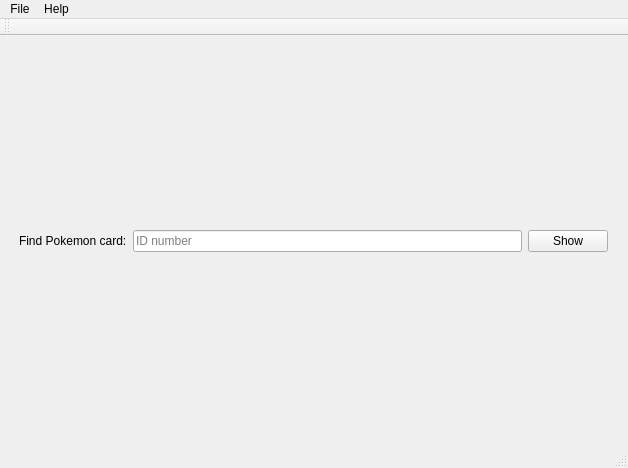
Above: PokemonTCG/mainwindow.ui from nizos/PokemonTCG before the change. Below: the same form after it.
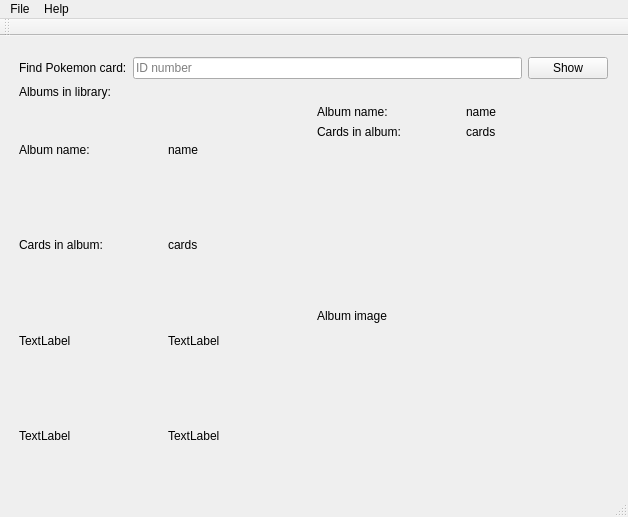
That is the form after the change.

Patch:
```diff
--- a/PokemonTCG/mainwindow.ui
+++ b/PokemonTCG/mainwindow.ui
@@ -7,20 +7,20 @@
     <x>0</x>
     <y>0</y>
     <width>628</width>
-    <height>468</height>
+    <height>517</height>
    </rect>
   </property>
   <property name="windowTitle">
    <string>Pokemon library</string>
   </property>
   <widget class="QWidget" name="centralWidget">
-   <widget class="QWidget" name="">
+   <widget class="QWidget" name="layoutWidget">
     <property name="geometry">
      <rect>
       <x>8</x>
       <y>10</y>
       <width>611</width>
-      <height>391</height>
+      <height>445</height>
      </rect>
     </property>
     <layout class="QVBoxLayout" name="verticalLayoutMain">
@@ -49,6 +49,165 @@
        </item>
       </layout>
      </item>
+     <item>
+      <layout class="QVBoxLayout" name="verticalLayout">
+       <item>
+        <layout class="QHBoxLayout" name="horizontalLayout">
+         <item>
+          <widget class="QLabel" name="label_2">
+           <property name="text">
+            <string>Albums in library: </string>
+           </property>
+          </widget>
+         </item>
+         <item>
+          <widget class="QLabel" name="labelNrOfAlbums">
+           <property name="text">
+            <string/>
+           </property>
+          </widget>
+         </item>
+        </layout>
+       </item>
+      </layout>
+     </item>
+     <item>
+      <layout class="QGridLayout" name="gridLayout">
+       <item row="0" column="0">
+        <layout class="QHBoxLayout" name="horizontalLayout_2">
+         <item>
+          <layout class="QVBoxLayout" name="verticalLayout_3">
+           <item>
+            <layout class="QHBoxLayout" name="horizontalLayout_4">
+             <item>
+              <widget class="QLabel" name="label_7">
+               <property name="text">
+                <string>Album name:</string>
+               </property>
+              </widget>
+             </item>
+             <item>
+              <widget class="QLabel" name="labelNameAlbum1">
+               <property name="text">
+                <string>name</string>
+               </property>
+              </widget>
+             </item>
+            </layout>
+           </item>
+           <item>
+            <layout class="QHBoxLayout" name="horizontalLayout_3">
+             <item>
+              <widget class="QLabel" name="label_5">
+               <property name="text">
+                <string>Cards in album:</string>
+               </property>
+              </widget>
+             </item>
+             <item>
+              <widget class="QLabel" name="labelCardsAlbum1">
+               <property name="text">
+                <string>cards</string>
+               </property>
+              </widget>
+             </item>
+            </layout>
+           </item>
+           <item>
+            <layout class="QHBoxLayout" name="horizontalLayout_13">
+             <item>
+              <widget class="QLabel" name="labelThumbnail1">
+               <property name="text">
+                <string>TextLabel</string>
+               </property>
+              </widget>
+             </item>
+             <item>
+              <widget class="QLabel" name="labelThumbnail2">
+               <property name="text">
+                <string>TextLabel</string>
+               </property>
+              </widget>
+             </item>
+            </layout>
+           </item>
+           <item>
+            <layout class="QHBoxLayout" name="horizontalLayout_14">
+             <item>
+              <widget class="QLabel" name="labelThumbnail3">
+               <property name="text">
+                <string>TextLabel</string>
+               </property>
+              </widget>
+             </item>
+             <item>
+              <widget class="QLabel" name="labelThumbnail4">
+               <property name="text">
+                <string>TextLabel</string>
+               </property>
+              </widget>
+             </item>
+            </layout>
+           </item>
+          </layout>
+         </item>
+         <item>
+          <layout class="QVBoxLayout" name="verticalLayout_6">
+           <item>
+            <layout class="QHBoxLayout" name="horizontalLayout_9">
+             <item>
+              <widget class="QLabel" name="label_18">
+               <property name="text">
+                <string>Album name:</string>
+               </property>
+              </widget>
+             </item>
+             <item>
+              <widget class="QLabel" name="labelNameAlbum2">
+               <property name="text">
+                <string>name</string>
+               </property>
+              </widget>
+             </item>
+            </layout>
+           </item>
+           <item>
+            <layout class="QHBoxLayout" name="horizontalLayout_10">
+             <item>
+              <widget class="QLabel" name="label_20">
+               <property name="text">
+                <string>Cards in album:</string>
+               </property>
+              </widget>
+             </item>
+             <item>
+              <widget class="QLabel" name="labelCardsAlbum2">
+               <property name="text">
+                <string>cards</string>
+               </property>
+              </widget>
+             </item>
+            </layout>
+           </item>
+           <item>
+            <widget class="QLabel" name="labelImageAlbum2">
+             <property name="minimumSize">
+              <size>
+               <width>245</width>
+               <height>342</height>
+              </size>
+             </property>
+             <property name="text">
+              <string>Album image</string>
+             </property>
+            </widget>
+           </item>
+          </layout>
+         </item>
+        </layout>
+       </item>
+      </layout>
+     </item>
     </layout>
    </widget>
   </widget>
```
